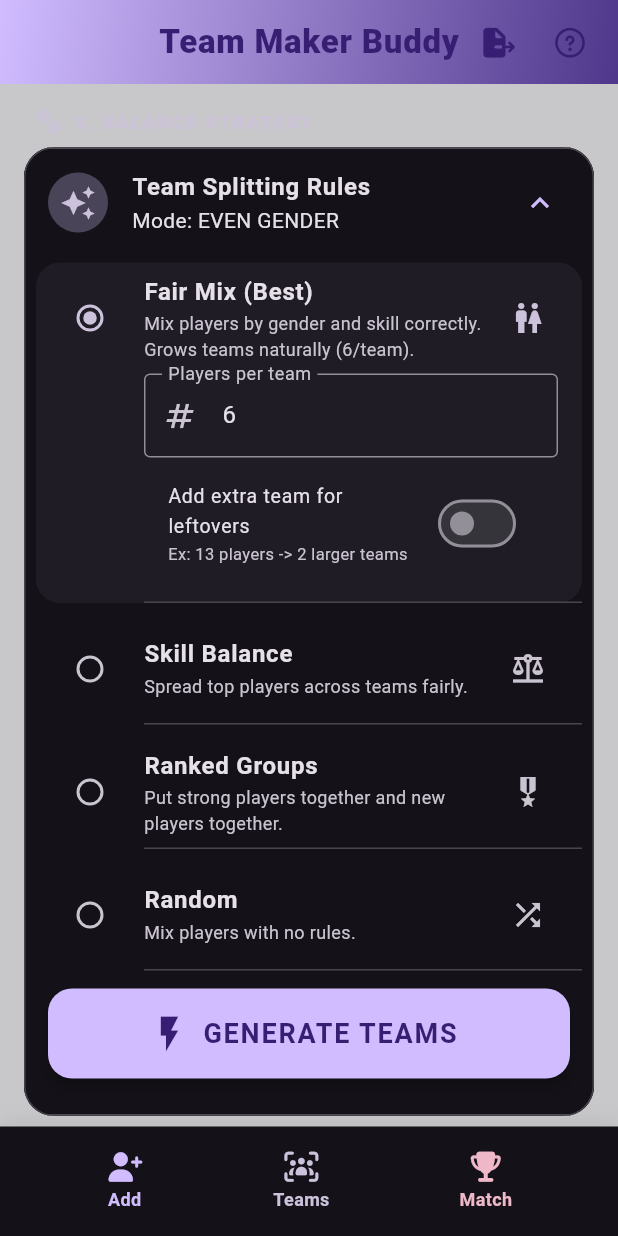
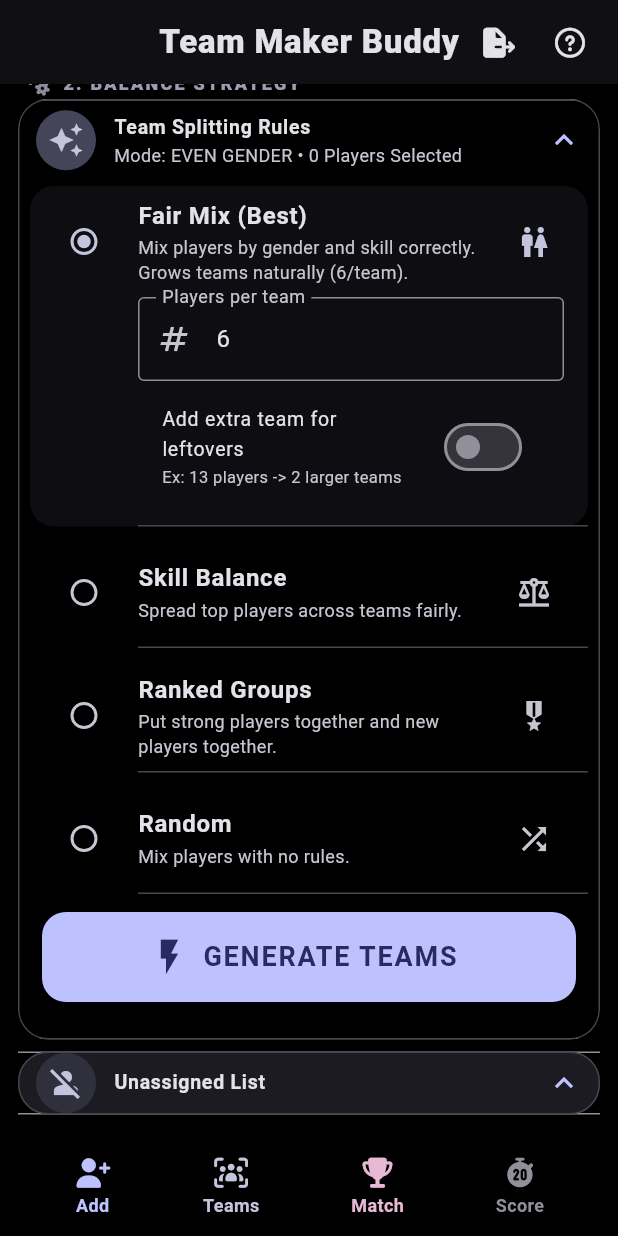
Before and after one commit to zmsp/teammaker, a Flutter app: the screen it shows after launch, scrolled down 576 dp, after a tap on "GENERATE TEAMS", on a phone screen of 412 x 824 dp. Run offline on Flutter 3.47's test engine with Material 3 defaults, Android fonts, the phone set to English and light mode, and no system bars; our stand-ins replace font_awesome_flutter, shared_preferences, video_player; missing offline and left inert: pluto_grid, pluto_grid_export.

Commit message:
added ios and tap score

```diff
--- a/lib/algorithm/team_generator.dart
+++ b/lib/algorithm/team_generator.dart
@@ -95,7 +95,7 @@ class TeamGenerator {
         start = i + size;
       }
     } else if (settingsData.o == GEN_OPTION.even_gender) {
-      // Improved Even Gender algorithm with Snake Distribution
+      // Improved Even Gender algorithm with Snake Distribution and Population Balancing
       tmp_rows.shuffle(); // Initial randomization for variety
 
       // Group by gender
@@ -115,31 +115,68 @@ class TeamGenerator {
 
       List<String> teamKeys = teams_list.keys.toList();
 
-      genderGroups.forEach((gender, players) {
-        teamKeys.shuffle(); // Shuffle teams for each gender group for variety
+      // Sort gender groups by size descending to distribute larger groups first
+      var sortedGenders = genderGroups.keys.toList()
+        ..sort((a, b) =>
+            genderGroups[b]!.length.compareTo(genderGroups[a]!.length));
+
+      for (var gender in sortedGenders) {
+        List<PlutoRow> players = genderGroups[gender]!;
         int n = teamKeys.length;
+        if (n == 0) continue;
 
+        // 1. Generate snake sequence of indices for these players
+        // Sequence: 0, 1, ..., n-1, n-1, n-2, ..., 0
+        List<int> snakeIndices = [];
         for (int i = 0; i < players.length; i++) {
-          // Snake distribution within each gender group
-          // Sequence: 0, 1, ..., n-1, n-1, n-2, ..., 0
           int snakeIdx = i % (2 * n);
-          int teamIdx;
           if (snakeIdx < n) {
-            teamIdx = snakeIdx;
+            snakeIndices.add(snakeIdx);
           } else {
-            teamIdx = (2 * n - 1) - snakeIdx;
+            snakeIndices.add((2 * n - 1) - snakeIdx);
           }
+        }
 
-          teams_list[teamKeys[teamIdx]]?.add(players[i]);
+        // 2. Count how many players each relative index will get
+        List<int> distributionCounts = List.generate(n, (index) => 0);
+        for (int idx in snakeIndices) {
+          distributionCounts[idx]++;
         }
-      });
+
+        // 3. Map these indices to actual teams based on current populations
+        // To keep it fair, the indices that get more players (from the partial snake)
+        // should be assigned to the teams that currently have the fewest players.
+
+        // Get teams sorted by current count (ascending)
+        // Shuffle first for random tie-breaking
+        List<String> sortedTeams = List.from(teamKeys)..shuffle();
+        sortedTeams.sort(
+            (a, b) => teams_list[a]!.length.compareTo(teams_list[b]!.length));
+
+        // Get relative indices sorted by their player count (descending)
+        List<int> sortedRelIndices = List.generate(n, (i) => i);
+        sortedRelIndices.sort(
+            (a, b) => distributionCounts[b].compareTo(distributionCounts[a]));
+
+        // Create the mapping: relative_index -> teamKey
+        Map<int, String> indexToTeam = {};
+        for (int i = 0; i < n; i++) {
+          indexToTeam[sortedRelIndices[i]] = sortedTeams[i];
+        }
+
+        // 4. Assign players to the mapped teams
+        for (int i = 0; i < players.length; i++) {
+          String targetTeam = indexToTeam[snakeIndices[i]]!;
+          teams_list[targetTeam]?.add(players[i]);
+        }
+      }
     } else if (settingsData.o == GEN_OPTION.random) {
       // Random algorithm
       tmp_rows.shuffle();
-      var start = 0;
       for (var i = 0; i < tmp_rows.length; i = i + size) {
         int end = i + size <= tmp_rows.length ? i + size : tmp_rows.length;
-        List<PlutoRow> sublist = tmp_rows.sublist(start, end);
+        List<PlutoRow> sublist = tmp_rows.sublist(i, end);
+        keys.shuffle(); // Shuffle for each batch to distribute leftovers fairly
         int key_i = 0;
 
         sublist.forEach((value) {
@@ -148,7 +185,6 @@ class TeamGenerator {
             key_i++;
           }
         });
-        start = i + size;
       }
     }
 
--- a/lib/configs/grid_columns.dart
+++ b/lib/configs/grid_columns.dart
@@ -10,8 +10,21 @@ class GridColumns {
         title: "name",
         field: "name_field",
         frozen: PlutoColumnFrozen.start,
-        width: 250,
+        width: 150,
         type: PlutoColumnType.text(),
+      ),
+      PlutoColumn(
+        title: 'team',
+        field: 'team_field',
+        textAlign: PlutoColumnTextAlign.center,
+        width: 80,
+        type: PlutoColumnType.text(),
+      ),
+      PlutoColumn(
+        title: 'gender',
+        field: 'gender_field',
+        width: 80,
+        type: PlutoColumnType.select(["MALE", "FEMALE", "X"]),
       ),
       PlutoColumn(
         title: 'Level',
@@ -20,19 +33,6 @@ class GridColumns {
         width: 80,
         textAlign: PlutoColumnTextAlign.right,
       ),
-      PlutoColumn(
-        title: 'gender',
-        field: 'gender_field',
-        width: 80,
-        type: PlutoColumnType.select(["MALE", "FEMALE", "X"]),
-      ),
-      PlutoColumn(
-        title: 'team',
-        field: 'team_field',
-        textAlign: PlutoColumnTextAlign.right,
-        width: 80,
-        type: PlutoColumnType.text(),
-      ),
     ];
   }
 }
--- a/lib/home_screen.dart
+++ b/lib/home_screen.dart
@@ -20,6 +20,7 @@ import 'package:teammaker/widgets/strategy_widgets.dart';
 import 'package:teammaker/utils/team_utils.dart';
 import 'package:teammaker/widgets/team_results_view.dart';
 import 'package:teammaker/configs/grid_columns.dart';
+import 'package:teammaker/widgets/tapscore_widget.dart';
 
 class PlutoExampleScreen extends StatefulWidget {
   final String? title;
@@ -539,7 +540,8 @@ Jane,4,F""";
   }
 
   void generateTeams() {
-    stateManager!.sortAscending(columns[1]);
+    stateManager!.sortAscending(
+        stateManager!.columns.firstWhere((c) => c.field == 'name_field'));
 
     // Clear team for ALL rows first to ensure unchecked or excluded players are unassigned
     for (var row in stateManager!.rows) {
@@ -584,23 +586,14 @@ Jane,4,F""";
     final colorScheme = theme.colorScheme;
 
     return Scaffold(
-      backgroundColor: colorScheme.surfaceVariant.withOpacity(0.3),
+      backgroundColor: Colors.black,
       appBar: AppBar(
         title: const Text('Team Maker Buddy',
             style: TextStyle(fontWeight: FontWeight.w900, letterSpacing: 0.5)),
         centerTitle: true,
         elevation: 0,
-        backgroundColor: Colors.transparent,
-        flexibleSpace: Container(
-          decoration: BoxDecoration(
-            gradient: LinearGradient(
-              colors: [colorScheme.primary, colorScheme.primaryContainer],
-              begin: Alignment.topLeft,
-              end: Alignment.bottomRight,
-            ),
-          ),
-        ),
-        foregroundColor: colorScheme.onPrimary,
+        backgroundColor: Colors.black,
+        foregroundColor: colorScheme.onSurface,
         actions: [
           IconButton(
             tooltip: 'Export to CSV',
@@ -625,7 +618,7 @@ Jane,4,F""";
         ],
       ),
       body: ListView(
-        padding: const EdgeInsets.symmetric(horizontal: 16.0, vertical: 20.0),
+        padding: const EdgeInsets.symmetric(horizontal: 12.0, vertical: 8.0),
         children: [
           SectionHeader(
               title: '1. PLAYER ROSTER',
@@ -638,8 +631,13 @@ Jane,4,F""";
               borderRadius: BorderRadius.circular(20),
               side: BorderSide(color: colorScheme.outlineVariant),
             ),
-            margin: const EdgeInsets.only(bottom: 24.0),
+            margin: const EdgeInsets.only(bottom: 8.0),
             child: ExpansionTile(
+              dense: true,
+              visualDensity: VisualDensity.compact,
+              childrenPadding: EdgeInsets.zero,
+              tilePadding:
+                  const EdgeInsets.symmetric(horizontal: 12.0, vertical: 0.0),
               initiallyExpanded: true,
               backgroundColor: colorScheme.surface,
               collapsedBackgroundColor: colorScheme.surface,
@@ -653,7 +651,7 @@ Jane,4,F""";
                   Text('${stateManager?.rows.length ?? 0} Players listed'),
               children: [
                 SizedBox(
-                  height: 450,
+                  height: 400,
                   child: PlutoGrid(
                     columns: columns,
                     rows: rows,
@@ -680,17 +678,15 @@ Jane,4,F""";
                     ),
                     createHeader: (stateManager) {
                       return Container(
-                        padding: const EdgeInsets.all(12.0),
+                        padding: const EdgeInsets.symmetric(
+                            horizontal: 4.0, vertical: 4.0),
                         decoration: BoxDecoration(
                           color: colorScheme.surfaceVariant.withOpacity(0.3),
                           border: Border(
                               bottom: BorderSide(
                                   color: colorScheme.outlineVariant)),
                         ),
-                        child: Column(
-                          crossAxisAlignment: CrossAxisAlignment.start,
-                          children: [
-                            SingleChildScrollView(
+                        child: SingleChildScrollView(
                           scrollDirection: Axis.horizontal,
                           child: Row(
                             children: [
@@ -710,7 +706,7 @@ Jane,4,F""";
                                 label: 'Quick Add',
                                 color: colorScheme.primary,
                               ),
-                                  const SizedBox(width: 12),
+                              const SizedBox(width: 6),
                               GridHeaderButton(
                                 onPressed: () {
                                   stateManager.insertRows(
@@ -721,7 +717,7 @@ Jane,4,F""";
                                 label: 'Add Row',
                                 color: colorScheme.secondary,
                               ),
-                                  const SizedBox(width: 12),
+                              const SizedBox(width: 6),
                               GridHeaderButton(
                                 onPressed: () {
                                   setState(() {
@@ -732,15 +728,13 @@ Jane,4,F""";
                                     stateManager.notifyListeners();
                                   });
                                 },
-                                    icon: _isEditable
-                                        ? Icons.edit_off
-                                        : Icons.edit,
+                                icon: _isEditable ? Icons.edit_off : Icons.edit,
                                 label: _isEditable ? 'Lock' : 'Edit',
                                 color: _isEditable
                                     ? colorScheme.tertiary
                                     : colorScheme.onSurfaceVariant,
                               ),
-                                  const SizedBox(width: 12),
+                              const SizedBox(width: 6),
                               GridHeaderButton(
                                 onPressed: () {
                                   stateManager
@@ -754,8 +748,6 @@ Jane,4,F""";
                             ],
                           ),
                         ),
-                          ],
-                        ),
                       );
                     },
                     onLoaded: (PlutoGridOnLoadedEvent event) {
@@ -764,26 +756,19 @@ Jane,4,F""";
                       _loadPlayers();
                     },
                     onRowChecked: (PlutoGridOnRowCheckedEvent event) {
+                      setState(() {
                         if (event.row != null && !event.row!.checked!) {
-                        setState(() {
                           event.row!.cells['team_field']?.value = 'No team';
-                        });
-                        _triggerSavePlayers();
                         } else if (event.row == null) {
                           // Handle 'check all' toggles
-                        bool anyUnchecked =
-                            stateManager!.rows.any((r) => r.checked == false);
-                        if (anyUnchecked) {
-                          setState(() {
                           for (var r in stateManager!.rows) {
                             if (!r.checked!) {
                               r.cells['team_field']?.value = 'No team';
                             }
                           }
+                        }
                       });
                       _triggerSavePlayers();
-                        }
-                      }
                     },
                     onChanged: (PlutoGridOnChangedEvent event) {
                       _triggerSavePlayers();
@@ -805,8 +790,13 @@ Jane,4,F""";
               borderRadius: BorderRadius.circular(20),
               side: BorderSide(color: colorScheme.outlineVariant),
             ),
-            margin: const EdgeInsets.only(bottom: 24.0),
+            margin: const EdgeInsets.only(bottom: 8.0),
             child: ExpansionTile(
+              dense: true,
+              visualDensity: VisualDensity.compact,
+              childrenPadding: EdgeInsets.zero,
+              tilePadding:
+                  const EdgeInsets.symmetric(horizontal: 12.0, vertical: 0.0),
               initiallyExpanded: true,
               backgroundColor: colorScheme.surface,
               collapsedBackgroundColor: colorScheme.surface,
@@ -817,7 +807,10 @@ Jane,4,F""";
               title: const Text('Team Splitting Rules',
                   style: TextStyle(fontWeight: FontWeight.bold)),
               subtitle: Text(
-                  'Mode: ${settingsData.o.toString().split('.').last.replaceAll('_', ' ').toUpperCase()}'),
+                'Mode: ${settingsData.o.toString().split('.').last.replaceAll('_', ' ').toUpperCase()} • ${stateManager?.rows.where((r) => r.checked == true).length ?? 0} Players Selected',
+                style: TextStyle(
+                    fontSize: 12, color: colorScheme.onSurfaceVariant),
+              ),
               children: [
                 StrategyOption(
                   option: GEN_OPTION.even_gender,
@@ -1006,8 +999,13 @@ Jane,4,F""";
                 borderRadius: BorderRadius.circular(20),
                 side: BorderSide(color: colorScheme.tertiary.withOpacity(0.3)),
               ),
-              margin: const EdgeInsets.only(bottom: 12),
+              margin: const EdgeInsets.only(bottom: 8.0),
               child: ExpansionTile(
+                dense: true,
+                visualDensity: VisualDensity.compact,
+                childrenPadding: EdgeInsets.zero,
+                tilePadding:
+                    const EdgeInsets.symmetric(horizontal: 12.0, vertical: 0.0),
                 initiallyExpanded: true,
                 leading: CircleAvatar(
                     backgroundColor: colorScheme.tertiaryContainer,
@@ -1025,6 +1023,11 @@ Jane,4,F""";
               ),
               margin: const EdgeInsets.only(bottom: 12),
               child: ExpansionTile(
+                dense: true,
+                visualDensity: VisualDensity.compact,
+                childrenPadding: EdgeInsets.zero,
+                tilePadding:
+                    const EdgeInsets.symmetric(horizontal: 12.0, vertical: 0.0),
                 initiallyExpanded: true,
                 leading: CircleAvatar(
                     backgroundColor: colorScheme.surfaceVariant,
@@ -1042,8 +1045,13 @@ Jane,4,F""";
               borderRadius: BorderRadius.circular(20),
               side: BorderSide(color: colorScheme.outlineVariant),
             ),
-            margin: const EdgeInsets.only(bottom: 80.0),
+            margin: const EdgeInsets.only(bottom: 8.0),
             child: ExpansionTile(
+              dense: true,
+              visualDensity: VisualDensity.compact,
+              childrenPadding: EdgeInsets.zero,
+              tilePadding:
+                  const EdgeInsets.symmetric(horizontal: 12.0, vertical: 0.0),
               initiallyExpanded: true,
               leading: CircleAvatar(
                   backgroundColor:
@@ -1058,14 +1066,8 @@ Jane,4,F""";
       ),
       bottomNavigationBar: Container(
         decoration: BoxDecoration(
-          color: colorScheme.surface,
-          boxShadow: [
-            BoxShadow(
-              color: Colors.black.withOpacity(0.05),
-              blurRadius: 10,
-              offset: const Offset(0, -5),
-            ),
-          ],
+          color: Colors.black,
+          boxShadow: const [],
         ),
         child: SafeArea(
           child: Padding(
@@ -1106,6 +1108,17 @@ Jane,4,F""";
                   label: 'Match',
                   color: colorScheme.tertiary,
                 ),
+                BottomNavButton(
+                  onPressed: () {
+                    Navigator.push(
+                        context,
+                        MaterialPageRoute(
+                            builder: (context) => const TapScoreScreen()));
+                  },
+                  icon: FontAwesomeIcons.stopwatch20,
+                  label: 'Score',
+                  color: colorScheme.outline,
+                ),
               ],
             ),
           ),
--- a/lib/main.dart
+++ b/lib/main.dart
@@ -11,18 +11,28 @@ class MyApp extends StatelessWidget {
   Widget build(BuildContext context) {
     return MaterialApp(
       title: 'Team Maker Buddy',
+      debugShowCheckedModeBanner: false,
       theme: ThemeData(
-        brightness: Brightness.light,
-        /* light theme settings */
+        useMaterial3: true,
+        colorScheme: ColorScheme.fromSeed(
+          seedColor: const Color(0xFF1A237E), // Professional Indigo
+          brightness: Brightness.light,
+        ),
+        fontFamily: 'Roboto',
       ),
       darkTheme: ThemeData(
-        brightness: Brightness.dark,
-        /* dark theme settings */
+        useMaterial3: true,
+        colorScheme: ColorScheme.fromSeed(
+          seedColor: const Color(0xFF1A237E),
+          brightness: Brightness.dark,
+          surface: Colors.black,
+          surfaceContainer:
+              const Color(0xFF121212), // Slightly lighter for cards
+        ),
+        scaffoldBackgroundColor: Colors.black,
+        fontFamily: 'Roboto',
       ),
       themeMode: ThemeMode.dark,
-      // theme: ThemeData.from(colorScheme: ColorScheme.dark()),
-      // darkTheme: ThemeData.from(colorScheme: ColorScheme.dark()),
-
       home: CellRendererScreen(),
     );
   }
--- a/lib/widgets/app_components.dart
+++ b/lib/widgets/app_components.dart
@@ -16,7 +16,7 @@ class SectionHeader extends StatelessWidget {
   @override
   Widget build(BuildContext context) {
     return Padding(
-      padding: const EdgeInsets.only(left: 8.0, bottom: 8.0),
+      padding: const EdgeInsets.only(left: 4.0, bottom: 2.0, top: 4.0),
       child: Row(
         children: [
           FaIcon(icon, size: 14, color: color.withOpacity(0.7)),
@@ -58,9 +58,9 @@ class GridHeaderButton extends StatelessWidget {
       label: Text(label,
           style: TextStyle(color: color, fontWeight: FontWeight.bold)),
       style: TextButton.styleFrom(
-        padding: const EdgeInsets.symmetric(horizontal: 12, vertical: 8),
+        padding: const EdgeInsets.symmetric(horizontal: 10, vertical: 4),
         backgroundColor: color.withOpacity(0.1),
-        shape: RoundedRectangleBorder(borderRadius: BorderRadius.circular(8)),
+        shape: RoundedRectangleBorder(borderRadius: BorderRadius.circular(6)),
       ),
     );
   }
@@ -86,7 +86,7 @@ class BottomNavButton extends StatelessWidget {
       onTap: onPressed,
       borderRadius: BorderRadius.circular(12),
       child: Container(
-        padding: const EdgeInsets.symmetric(horizontal: 16, vertical: 8),
+        padding: const EdgeInsets.symmetric(horizontal: 12, vertical: 4),
         child: Column(
           mainAxisSize: MainAxisSize.min,
           children: [
```
Also changed, not shown: analysis_options.yaml (added, +28 -0 lines), lib/widget/match.dart (+56 -21 lines), lib/widget/player.dart (+14 -7 lines), lib/widgets/tapscore_widget.dart (added, +353 -0 lines), 15 other files. Lines whose indentation alone changed are shown as unchanged.
